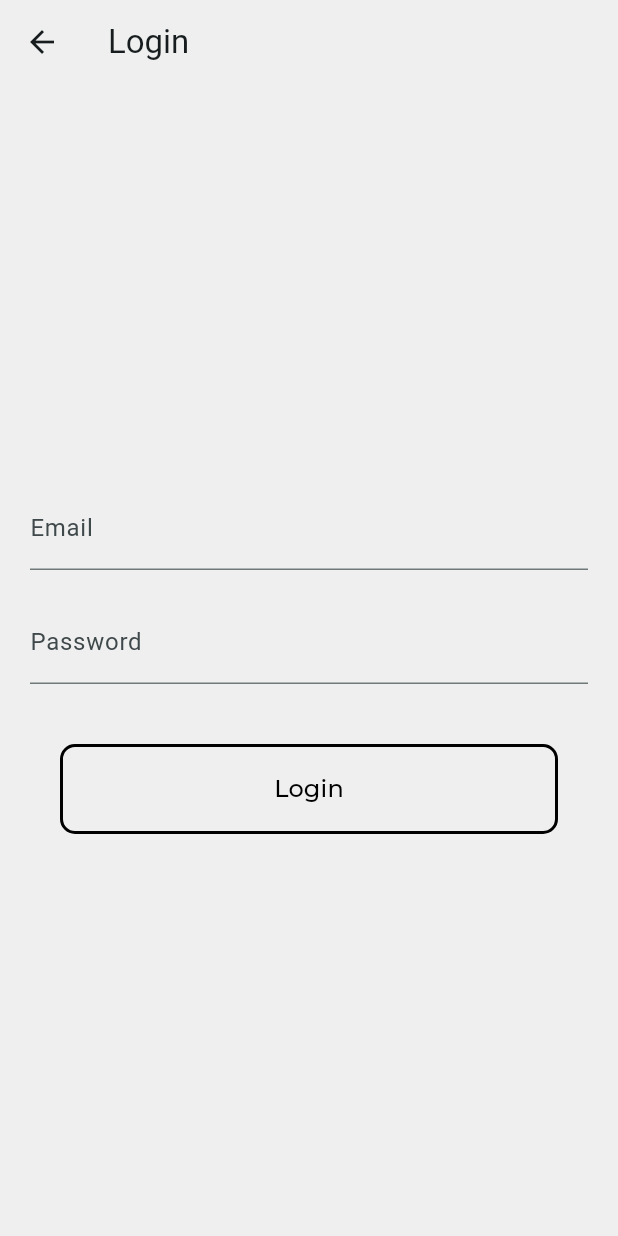
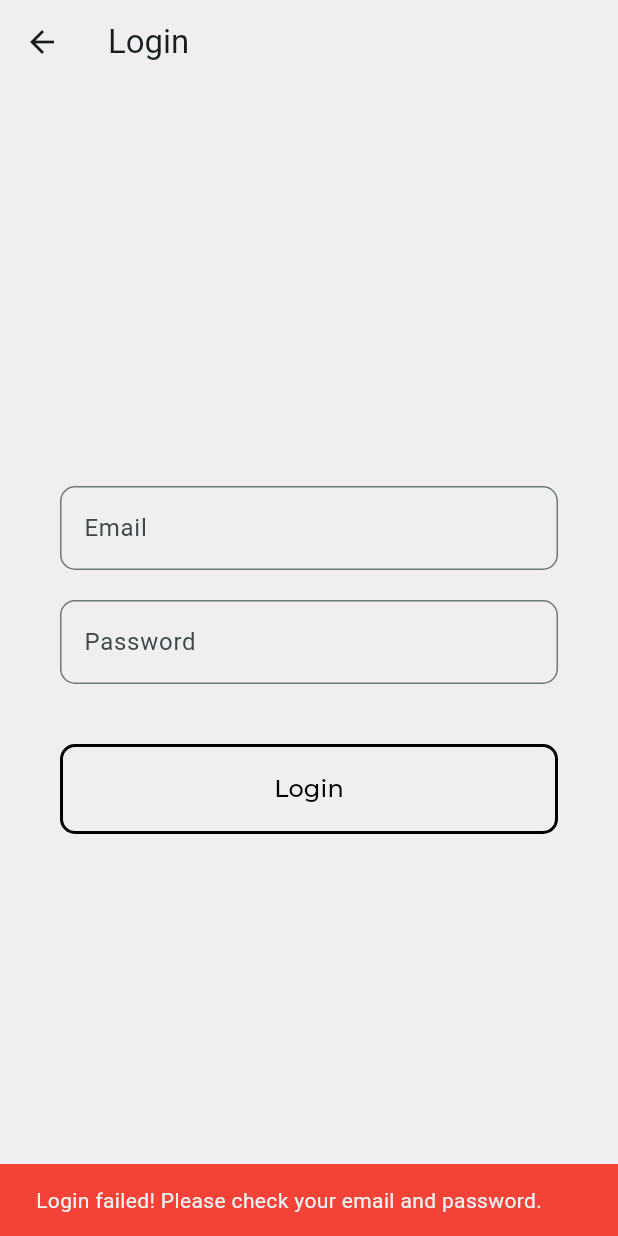
Before and after one commit to Flutter-GG/HW-2, a Flutter app: the LogInView screen opened directly, after a tap on "Login", on a phone screen of 412 x 824 dp. Run offline on Flutter 3.47's test engine with Material 2 defaults, Android fonts, the light colour scheme and no system bars; our stand-ins replace animated_splash_screen, google_fonts, image_picker, page_transition.

Commit message:
Added State Provider

```diff
--- a/lib/App/ViewModels/authentication_viewmodel.dart
+++ b/lib/App/ViewModels/authentication_viewmodel.dart
@@ -5,8 +5,6 @@ class AuthViewModel with ChangeNotifier {
   final UserViewModel _userViewModel = UserViewModel();
 
   Future<bool> login(String email, String password) async {
-    bool isAuthenticated = _userViewModel.authenticateUser(email, password);
-
-    return isAuthenticated;
+    return _userViewModel.authenticateUser(email, password);
   }
 }
--- a/lib/App/ViewModels/signup_viewmodel.dart
+++ b/lib/App/ViewModels/signup_viewmodel.dart
@@ -1,16 +1,18 @@
 import 'dart:async';
+import 'package:flutter/material.dart';
+import 'package:provider/provider.dart';
 import '../Models/result_model.dart';
 import '../Models/user_model.dart';
 import 'package:image_picker/image_picker.dart';
+import '../utilities/user_state.dart';
 
 class UserViewModel {
-  final users = <User>[];
+  final List<User> users = [];
 
   String userName = '';
   String userEmail = '';
   String userPassword = '';
   String confirmPassword = '';
-  XFile? profileImage;
 
   final _imageStreamController = StreamController<XFile?>.broadcast();
   Stream<XFile?> get imageStream => _imageStreamController.stream;
@@ -19,7 +21,6 @@ class UserViewModel {
 
   Future<void> pickImage() async {
     final XFile? image = await _imagePicker.pickImage(source: ImageSource.gallery);
-    profileImage = image;
     _imageStreamController.add(image);
   }
 
@@ -28,18 +29,27 @@ class UserViewModel {
     return regex.hasMatch(email);
   }
 
-  int? getUserIndexByEmail(String email) {
-    for (int i = 0; i < users.length; i++) {
-      if (users[i].userEmail == email) {
-        return i;
-      }
-    }
-    return null;
+  int getUserIndexByEmail(String email) {
+    return users.indexWhere((user) => user.userEmail == email);
   }
 
-  int generateUserId() {
-    return users.length;
-  }
+Result handleRegistration(BuildContext context) {
+  final user = User(
+    userId: DateTime.now().millisecondsSinceEpoch,
+    userName: userName,
+    userEmail: userEmail,
+    password: userPassword,
+    profileImagePath: "",
+    blogsWritten: [],
+  );
+
+
+  Provider.of<UserState>(context, listen: false).addUser(user);
+
+  return Result(isSuccess: true);
+}
+
+
 
   Result registerUser({
     required String userName,
@@ -48,28 +58,10 @@ class UserViewModel {
     required String confirmPassword,
     required String profileImagePath,
   }) {
-    if (userName.isEmpty) {
-      return Result(isSuccess: false, errorMessage: "Name cannot be empty");
-    }
 
-    if (!isValidEmail(userEmail)) {
-      return Result(isSuccess: false, errorMessage: "Invalid email format");
-    }
-
-    if (getUserIndexByEmail(userEmail) != null) {
-      return Result(isSuccess: false, errorMessage: "User with this email already exists");
-    }
-
-    if (password.isEmpty || password.length < 8) {
-      return Result(isSuccess: false, errorMessage: "Password must be at least 8 characters long");
-    }
-
-    if (password != confirmPassword) {
-      return Result(isSuccess: false, errorMessage: "Passwords do not match");
-    }
 
     final newUser = User(
-      userId: generateUserId(),
+      userId: users.length,
       userName: userName,
       userEmail: userEmail,
       password: password,
@@ -81,30 +73,13 @@ class UserViewModel {
     return Result(isSuccess: true);
   }
 
-  Result handleRegistration() {
-    final result = registerUser(
-      userName: userName,
-      userEmail: userEmail,
-      password: userPassword,
-      confirmPassword: confirmPassword,
-      profileImagePath: profileImage?.path ?? '',
-    );
-
-    return result;
+  bool authenticateUser(String email, String password) {
+    final userIndex = getUserIndexByEmail(email);
+    if (userIndex == -1) return false;
+    return users[userIndex].password == password;
   }
 
   void dispose() {
     _imageStreamController.close();
   }
-
-  bool authenticateUser(String email, String password) {
-  int? userIndex = getUserIndexByEmail(email);
-
-  if (userIndex == null) return false;
-
-  User user = users[userIndex];
-
-  return user.password == password;
 }
-
-}
--- a/lib/App/Views/Screens/login_view.dart
+++ b/lib/App/Views/Screens/login_view.dart
@@ -1,17 +1,13 @@
 
 import 'package:flutter/material.dart';
-import '../../ViewModels/authentication_viewmodel.dart';
 import '../../utilities/extensions/colors.dart';
-import '../Widgets/AuthWidgets/custom_button.dart';
-import 'package:provider/provider.dart';
-
-
+import '../Widgets/AuthWidgets/login_form.dart';
 
 class LogInView extends StatelessWidget {
   final TextEditingController emailController = TextEditingController();
   final TextEditingController passwordController = TextEditingController();
 
-  LogInView({super.key});
+  LogInView({Key? key}) : super(key: key);
 
   @override
   Widget build(BuildContext context) {
@@ -19,44 +15,13 @@ class LogInView extends StatelessWidget {
       appBar: AppBar(
         backgroundColor: CustomColor.primary,
         elevation: 0,
-        title:const  Text("Login"),
+        title: const Text("Login"),
       ),
       body: Padding(
         padding: const EdgeInsets.all(20.0),
-        child: Column(
-          mainAxisAlignment: MainAxisAlignment.center,
-          children: [
-            TextFormField(
-              decoration: const InputDecoration(
-                labelText: 'Email',
-                hintText: 'Enter your email',
-              ),
-              controller: emailController,
-            ),
-            const SizedBox(height: 20),
-            TextFormField(
-              decoration: const InputDecoration(
-                labelText: 'Password',
-                hintText: 'Enter your password',
-              ),
-              obscureText: true,
-              controller: passwordController,
-            ),
-            const SizedBox(height: 40),
-            CustomButton(
-              label: 'Login',
-              onPressed: () async {
-                final bool isSuccess = await Provider.of<AuthViewModel>(context, listen: false)
-                  .login(emailController.text, passwordController.text);
-
-                if (isSuccess) {
-                  // Navigate to another page or show a success message
-                } else {
-                  // Show an error message
-                }
-              },
-            )
-          ],
+        child: LoginForm(
+          emailController: emailController,
+          passwordController: passwordController,
         ),
       ),
     );
--- /dev/null
+++ b/lib/App/Views/Widgets/AuthWidgets/login_form.dart
@@ -0,0 +1,73 @@
+import 'package:flutter/material.dart';
+import 'package:provider/provider.dart';
+import '../../../utilities/user_state.dart';
+import '../../Screens/home_view.dart';
+import '../SignUpWidgets/custom_text_field.dart';
+import 'custom_button.dart';
+
+
+class LoginForm extends StatelessWidget {
+  final TextEditingController emailController;
+  final TextEditingController passwordController;
+
+  const LoginForm({
+    required this.emailController,
+    required this.passwordController,
+    Key? key,
+  }) : super(key: key);
+
+  @override
+  Widget build(BuildContext context) {
+    return Column(
+      mainAxisAlignment: MainAxisAlignment.center,
+      children: [
+        CustomTextField(
+          labelText: 'Email',
+          hintText: 'Enter your email',
+          onChanged: (value) {
+            emailController.text = value;
+          },
+        ),
+        const SizedBox(height: 20),
+        CustomTextField(
+          labelText: 'Password',
+          hintText: 'Enter your password',
+          isObscure: true,
+          onChanged: (value) {
+            passwordController.text = value;
+          },
+        ),
+        const SizedBox(height: 40),
+        CustomButton(
+          label: 'Login',
+          onPressed: () {
+            final email = emailController.text;
+            final password = passwordController.text;
+            _handleLogin(context, email, password);
+          },
+        ),
+      ],
+    );
+  }
+
+  Future<void> _handleLogin(BuildContext context, String email, String password) async {
+    final scaffoldMessenger = ScaffoldMessenger.of(context);
+    final user = Provider.of<UserState>(context, listen: false).findUserByEmail(email);
+
+    if (user.password == password) {
+      Navigator.push(
+        context,
+        MaterialPageRoute(
+          builder: (context) => const HomeView(),
+        ),
+      );
+    } else {
+      scaffoldMessenger.showSnackBar(
+        const SnackBar(
+          content: Text('Login failed! Please check your email and password.'),
+          backgroundColor: Colors.red,
+        ),
+      );
+    }
+  }
+}
--- a/lib/App/Views/Widgets/SignUpWidgets/signup_form.dart
+++ b/lib/App/Views/Widgets/SignUpWidgets/signup_form.dart
@@ -1,9 +1,7 @@
 
 import 'dart:io';
-
 import 'package:flutter/material.dart';
 import 'package:image_picker/image_picker.dart';
-
 import '../../../ViewModels/signup_viewmodel.dart';
 import '../../Screens/home_view.dart';
 import '../AuthWidgets/custom_button.dart';
@@ -12,7 +10,7 @@ import 'custom_text_field.dart';
 class SignUpForm extends StatelessWidget {
   final UserViewModel userViewModel;
 
-  const SignUpForm({super.key, required this.userViewModel});
+  const SignUpForm({Key? key, required this.userViewModel}) : super(key: key);
 
   @override
   Widget build(BuildContext context) {
@@ -70,7 +68,7 @@ class SignUpForm extends StatelessWidget {
         CustomButton(
           label: 'Sign Up',
           onPressed: () {
-            final result = userViewModel.handleRegistration();
+            final result = userViewModel.handleRegistration(context); // Pass context here
             if (result.isSuccess) {
               Navigator.push(
                   context, MaterialPageRoute(builder: (context) => const HomeView()));
--- /dev/null
+++ b/lib/App/utilities/user_state.dart
@@ -0,0 +1,30 @@
+import 'package:flutter/foundation.dart';
+import '../Models/user_model.dart';
+
+
+class UserState with ChangeNotifier {
+ final List<User> _users = [];
+
+  List<User> get users => _users;
+
+  void addUser(User user) {
+    _users.add(user);
+    notifyListeners();
+  }
+
+
+User defaultUser = User(
+    userId: -1,
+    userName: 'No User',
+    userEmail: 'no-user@example.com',
+    password: 'no-password',
+    profileImagePath: '',
+    blogsWritten: [],
+);
+
+User findUserByEmail(String email) {
+  return _users.firstWhere((user) => user.userEmail == email, orElse: () => defaultUser);
+}
+
+
+}
```
Also changed, not shown: lib/App/Views/Screens/home_view.dart (+17 -2 lines), lib/main.dart (+10 -2 lines), 14 other files.
